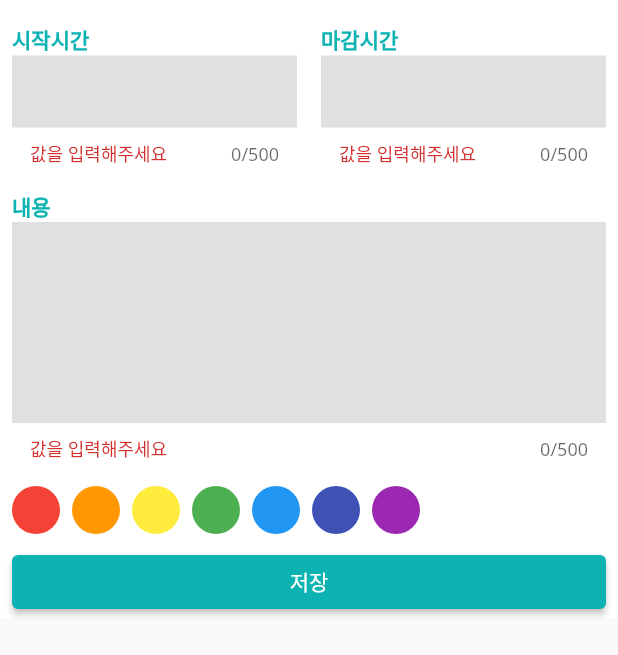
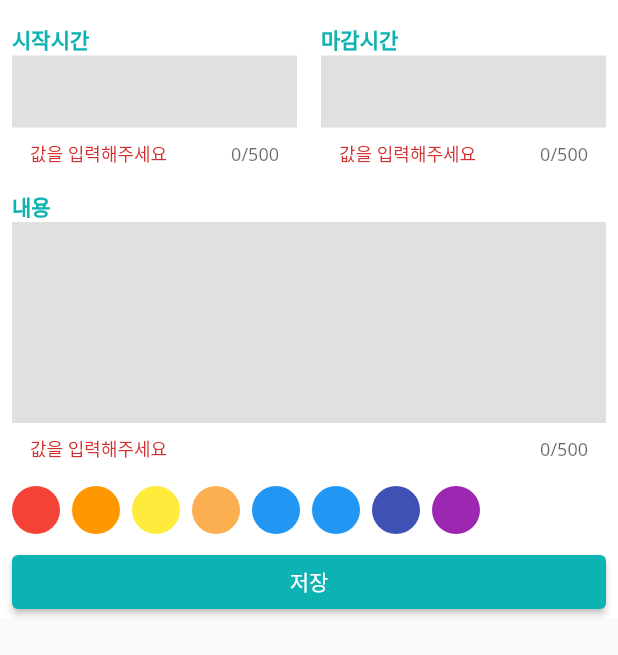
Before and after one commit to wogks/yamancalendar, a Flutter app: the ScheduleBottomSheet widget shown alone on an empty page, opened directly, on a phone screen of 412 x 824 dp. Shown: the top 655 px of the screen. Run offline on Flutter 3.47's test engine with Material 2 defaults, Android fonts, the phone set to English and light mode, and no system bars; our stand-ins replace drift, get_it, table_calendar; accounts and stored records are empty; generated files the repository leaves out were written again.

Commit message:
Feat: select 쿼리 ui에 적용해보기

```diff
--- a/lib/component/schedule_bottom_sheet.dart
+++ b/lib/component/schedule_bottom_sheet.dart
@@ -1,6 +1,8 @@
 import 'package:flutter/material.dart';
+import 'package:get_it/get_it.dart';
 import 'package:videocall2/component/custom_text_field.dart';
 import 'package:videocall2/const/colors.dart';
+import 'package:videocall2/database/drift_database.dart';
 
 class ScheduleBottomSheet extends StatefulWidget {
   const ScheduleBottomSheet({super.key});
@@ -56,7 +58,20 @@ class _ScheduleBottomSheetState extends State<ScheduleBottomSheet> {
                       },
                     ),
                     const SizedBox(height: 16),
-                    const _ColorPicker(),
+                    FutureBuilder<List<CategoryColor>>(
+                      future: GetIt.I<LocalDatabase>().getCategoryColors(),
+                      builder: (context, snapshot) {
+                        print(snapshot.data);
+                        return _ColorPicker(
+                          colors: snapshot.hasData
+                              ? snapshot.data!
+                                  .map((e) => Color(
+                                      int.parse('FF${e.hexCode}', radix: 16)))
+                                  .toList()
+                              : [],
+                        );
+                      },
+                    ),
                     const SizedBox(height: 8),
                     _SaveButton(
                       onPressed: onSavePressed,
@@ -78,11 +93,6 @@ class _ScheduleBottomSheetState extends State<ScheduleBottomSheet> {
     }
     if (formKey.currentState!.validate()) {
       formKey.currentState!.save();
-      print('에러가없습니다');
-      print('$startTime');
-      print('$endTime');
-      print('$content');
-
     } else {
       print('에러가 있습니다');
     }
@@ -138,7 +148,8 @@ class _Contents extends StatelessWidget {
 }
 
 class _ColorPicker extends StatelessWidget {
-  const _ColorPicker();
+  final List<Color> colors;
+  const _ColorPicker({required this.colors});
 
   @override
   Widget build(BuildContext context) {
@@ -148,15 +159,7 @@ class _ColorPicker extends StatelessWidget {
       spacing: 8,
       //상하간격
       runSpacing: 10,
-      children: [
-        renderColor(Colors.red),
-        renderColor(Colors.orange),
-        renderColor(Colors.yellow),
-        renderColor(Colors.green),
-        renderColor(Colors.blue),
-        renderColor(Colors.indigo),
-        renderColor(Colors.purple),
-      ],
+      children: colors.map((e) => renderColor(e)).toList(),
     );
   }
 
--- a/lib/main.dart
+++ b/lib/main.dart
@@ -1,5 +1,6 @@
 import 'package:drift/drift.dart';
 import 'package:flutter/material.dart';
+import 'package:get_it/get_it.dart';
 import 'package:videocall2/database/drift_database.dart';
 import 'package:videocall2/screen/home_screen.dart';
 import 'package:intl/date_symbol_data_local.dart';
@@ -22,6 +23,7 @@ void main() async {
   await initializeDateFormatting();
 
   final database = LocalDatabase();
+  GetIt.I.registerSingleton<LocalDatabase>(database);
 
   final colors = await database.getCategoryColors();
   if (colors.isEmpty) {
@@ -35,7 +37,6 @@ void main() async {
       );
     }
   }
-  print(await database.getCategoryColors());
   runApp(
     MaterialApp(
       theme: ThemeData(fontFamily: 'NotoSans'),
--- a/pubspec.yaml
+++ b/pubspec.yaml
@@ -41,6 +41,7 @@ dependencies:
   sqlite3_flutter_libs: ^0.5.15
   path_provider: ^2.0.15
   path: ^1.8.3
+  get_it: ^7.6.0
 
 dev_dependencies:
   flutter_test:
```
Also changed, not shown: pubspec.lock.
